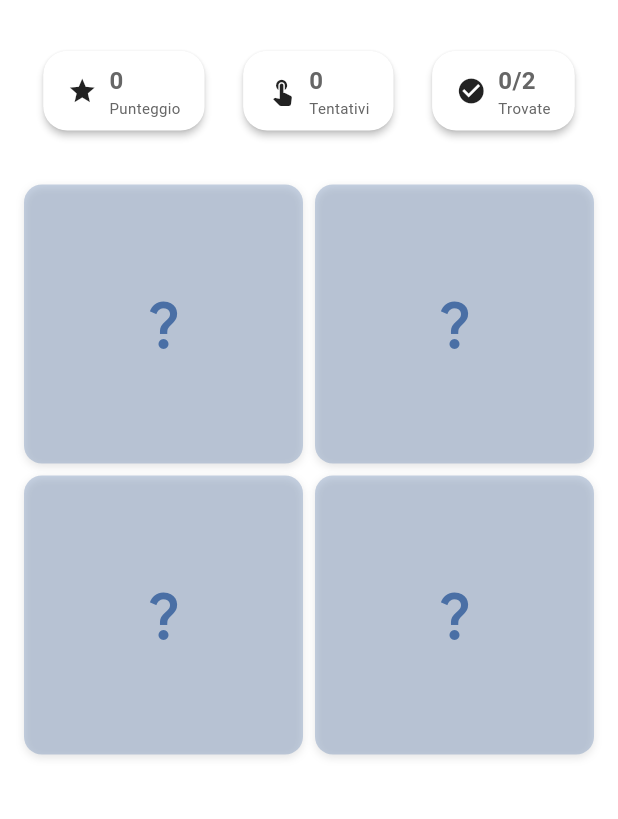
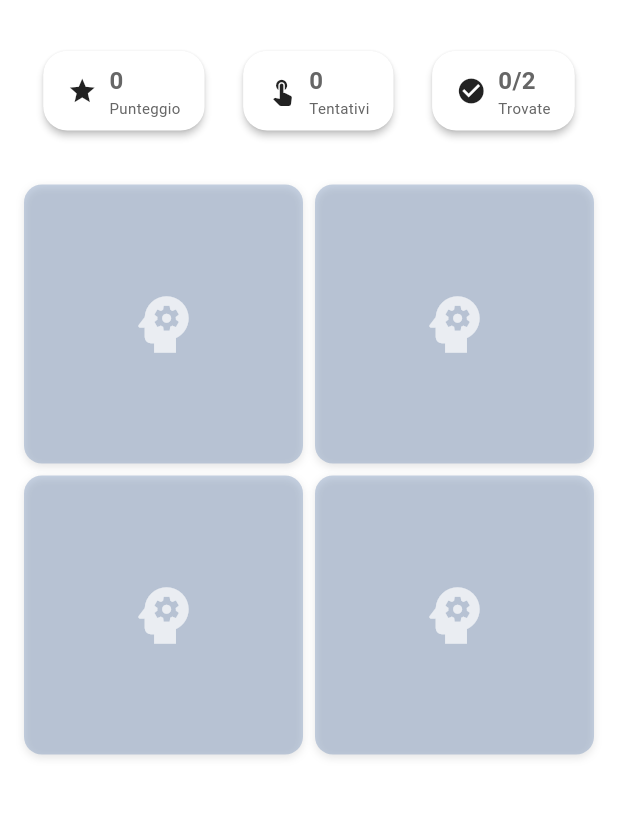
Before and after one commit to medicagbsrl-ux/brain-boost-v2, a Flutter app: the GamesScreen screen opened directly, after a tap on "Memory Match", on a phone screen of 412 x 824 dp, the part 63-882 px from its top. Run offline on Flutter 3.47's test engine with Material 3 defaults, Android fonts, the phone set to English and light mode, and no system bars; our stand-ins replace csv, fl_chart, flutter_local_notifications, flutter_tts, hive_flutter, pdf and 2 more; accounts and stored records are empty.

Commit message:
v3.1: Fix streak calculation, training button, memory game icons

```diff
--- a/lib/games/memory_match/memory_match_game.dart
+++ b/lib/games/memory_match/memory_match_game.dart
@@ -375,15 +375,15 @@ class _MemoryMatchGameState extends State<MemoryMatchGame> {
             ? Center(
                 child: Icon(
                   card.symbol,
-                  size: 40,
+                  size: 50, // Aumentato da 40 a 50
                   color: Colors.white,
                 ),
               )
             : Center(
                 child: Icon(
-                  Icons.question_mark,
-                  size: 40,
-                  color: Theme.of(context).colorScheme.primary,
+                  Icons.psychology, // Cambiato da question_mark a psychology (cervello)
+                  size: 50, // Aumentato
+                  color: Colors.white.withValues(alpha: 0.7), // Più visibile
                 ),
               ),
       ),
```
Also changed, not shown: lib/providers/user_profile_provider.dart (+47 -13 lines), lib/screens/home_screen.dart (+17 -2 lines).
